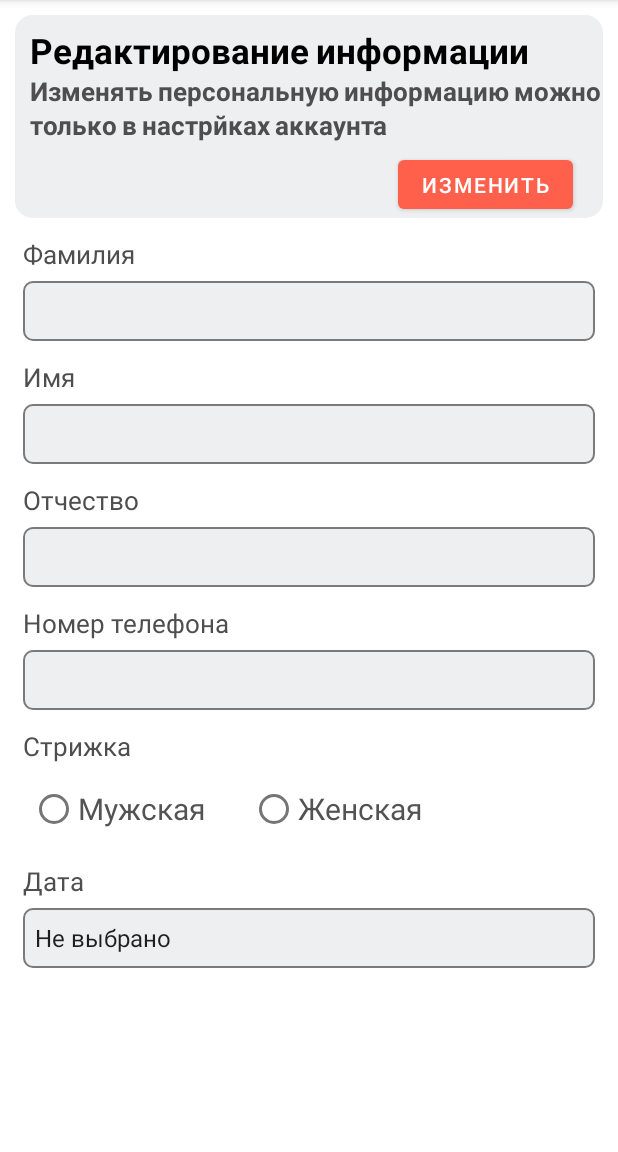
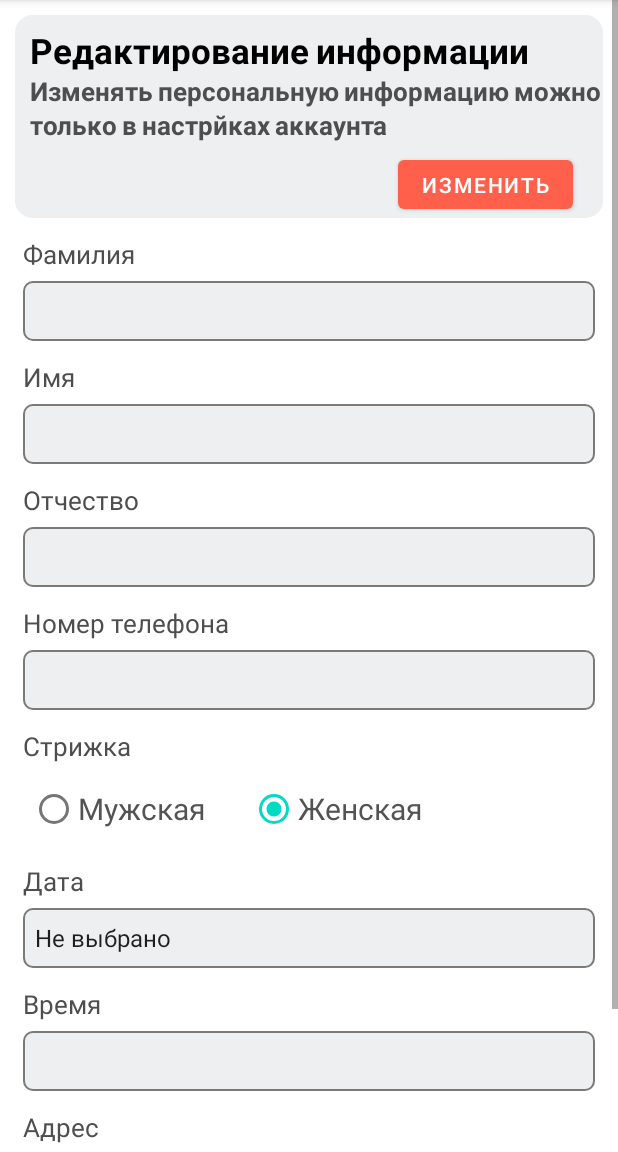
Before and after one commit to NKSnap/FREYA_PROJECT, an Android app: the HaircutActivity screen opened directly, with no data from a screen before it, on a phone screen of 412 x 824 dp, the part 84-1236 px from its top. Run offline under Robolectric (Android 15) with nearby library versions, the phone set to English and light mode, and no system bars; our stand-ins replace Firebase (no records; nobody signed in at launch, a user with empty details on screens opened directly); 5 statements that could not run were skipped.

Commit message:
Added methods for writing and reading data from Firebase
# Для удобства и скорости чтения дуступных дат и времени для записи на стрижку было введено раздельное хранение данных. Запись будет осуществляться на 5 дней вперед. Поэтому даты с доступными времена будут храниться в количестве 5 штук. В случае, если дата более не активна, она будет перезаписана в другой пункт меню базы данных (метод changeActiveToPassive)

```diff
--- /dev/null
+++ b/app/src/main/java/com/firstapplication/freya/repository/haircut/RealtimeDBRepository.java
@@ -0,0 +1,4 @@
+package com.firstapplication.freya.repository.haircut;
+
+public interface RealtimeDBRepository {
+}
--- a/app/src/main/java/com/firstapplication/freya/view/account/fragment/RecordsListFragment.java
+++ b/app/src/main/java/com/firstapplication/freya/view/account/fragment/RecordsListFragment.java
@@ -75,6 +75,7 @@ public class RecordsListFragment extends Fragment implements View.OnClickListene
     public void onClick(View v) {
         if (v.getId() == R.id.btn_make_record) {
                 Intent intent = new Intent(context, HaircutActivity.class);
+                intent.putExtra("user", userData);
                 startActivity(intent);
         }
     }
--- a/app/src/main/java/com/firstapplication/freya/view/haircut/activity/HaircutActivity.java
+++ b/app/src/main/java/com/firstapplication/freya/view/haircut/activity/HaircutActivity.java
@@ -5,6 +5,11 @@ import androidx.appcompat.app.AppCompatActivity;
 import android.os.Bundle;
 
 import com.firstapplication.freya.R;
+import com.firstapplication.freya.presenter.registration.RegistrationData;
+import com.firstapplication.freya.view.account.fragment.AccountDataFragment;
+import com.firstapplication.freya.view.account.fragment.RecordsListFragment;
+import com.firstapplication.freya.view.haircut.fragment.HaircutInformationFragment;
+import com.firstapplication.freya.view.haircut.fragment.InformationChangeFragment;
 
 public class HaircutActivity extends AppCompatActivity {
 
@@ -12,5 +17,20 @@ public class HaircutActivity extends AppCompatActivity {
     protected void onCreate(Bundle savedInstanceState) {
         super.onCreate(savedInstanceState);
         setContentView(R.layout.activity_haircut);
+
+        RegistrationData rd = (RegistrationData) getIntent().getSerializableExtra("user");
+
+        InformationChangeFragment fragment1 = new InformationChangeFragment();
+        HaircutInformationFragment fragment2 = new HaircutInformationFragment();
+
+        Bundle args = new Bundle();
+        args.putSerializable("user", rd);
+        fragment1.setArguments(args);
+        fragment2.setArguments(args);
+
+        getSupportFragmentManager().beginTransaction()
+                .add(R.id.fragment_container_change_info, fragment1).commit();
+        getSupportFragmentManager().beginTransaction()
+                .add(R.id.fragment_container_haircut_info, fragment2).commit();
     }
 }
--- a/app/src/main/java/com/firstapplication/freya/view/haircut/fragment/HaircutInformationFragment.java
+++ b/app/src/main/java/com/firstapplication/freya/view/haircut/fragment/HaircutInformationFragment.java
@@ -1,27 +1,49 @@
 package com.firstapplication.freya.view.haircut.fragment;
 
+import android.annotation.SuppressLint;
 import android.content.Context;
+import android.os.Build;
 import android.os.Bundle;
 
 import androidx.annotation.NonNull;
 import androidx.annotation.Nullable;
+import androidx.annotation.RequiresApi;
 import androidx.fragment.app.Fragment;
 
+import android.util.Log;
 import android.view.LayoutInflater;
 import android.view.View;
 import android.view.ViewGroup;
 import android.widget.ArrayAdapter;
 import android.widget.EditText;
+import android.widget.RadioButton;
 import android.widget.Spinner;
 
 import com.firstapplication.freya.R;
+import com.firstapplication.freya.presenter.haircut.DateAndTimeSaver;
+import com.firstapplication.freya.presenter.haircut.HaircutPresenter;
+import com.firstapplication.freya.presenter.registration.RegistrationData;
+
+import java.util.ArrayList;
+import java.util.Arrays;
+import java.util.Collections;
+import java.util.HashMap;
+import java.util.List;
+import java.util.Map;
+import java.util.Objects;
+import java.util.stream.Stream;
 
 
-public class HaircutInformationFragment extends Fragment {
+public class HaircutInformationFragment extends Fragment implements View.OnClickListener {
+    private final HaircutPresenter presenter = new HaircutPresenter();
+
     private Context context;
     private EditText etSurname, etName, etPatronymic, etNumber;
     private Spinner spinner;
+    private RegistrationData userData = null;
+    private RadioButton radioButton;
 
+    private HashMap<String, Boolean> time;
     String[] str = {"Не выбрано", "23.05", "24.05"};
 
     @Override
@@ -31,32 +53,76 @@ public class HaircutInformationFragment extends Fragment {
     }
 
     @Override
-    public View onCreateView(LayoutInflater inflater, ViewGroup container,
+    public View onCreateView(@NonNull LayoutInflater inflater, ViewGroup container,
                              Bundle savedInstanceState) {
+
+        Bundle args = this.getArguments();
+        if (args != null) {
+            Log.d("ERROR", "Получение данных");
+            userData = (RegistrationData) args.getSerializable("user");
+        } else {
+            Log.d("ERROR", "Ошибка передачи данных во фрагмент AccountDataFragment");
+            Objects.requireNonNull(getActivity()).finish();
+        }
+
         return inflater.inflate(R.layout.fragment_haircut_information, container, false);
     }
 
+    @SuppressLint("SetTextI18n")
     @Override
     public void onViewCreated(@NonNull View view, @Nullable Bundle savedInstanceState) {
         super.onViewCreated(view, savedInstanceState);
 
+        Runnable runnable = () -> {
+            String[] times = getResources().getStringArray(R.array.times);
+            time = new HashMap<>();
+            for (String s : times)
+                time.put(s, false);
+        };
+        Thread thread = new Thread(runnable);
+        thread.start();
+
         etSurname = view.findViewById(R.id.et_haircut_surname);
+        etSurname.setText("  " + userData.getSurname());
         etSurname.setEnabled(false);
 
         etName = view.findViewById(R.id.et_haircut_name);
+        etName.setText("  " + userData.getName());
         etName.setEnabled(false);
 
         etPatronymic = view.findViewById(R.id.et_haircut_patronymic);
+        etPatronymic.setText("  " + userData.getPatronymic());
         etPatronymic.setEnabled(false);
 
         etNumber = view.findViewById(R.id.et_haircut_number);
+        etNumber.setText("  " + userData.getNumber());
         etNumber.setEnabled(false);
+
+        setDefaultHaircutType(view);
 
         spinner = view.findViewById(R.id.spinner_date);
         ArrayAdapter<String> adapterDate = new ArrayAdapter<>(context, android.R.layout.simple_spinner_item, str);
-        // Определяем разметку для использования при выборе элемента
-        adapterDate.setDropDownViewResource(android.R.layout.simple_spinner_dropdown_item);
-        // Применяем адаптер к элементу spinner
+        adapterDate.setDropDownViewResource(android.R.layout.select_dialog_singlechoice);
         spinner.setAdapter(adapterDate);
+
+        view.findViewById(R.id.btn_book_haircut).setOnClickListener(this);
+    }
+
+    private void setDefaultHaircutType(View view) {
+        if (userData.getGender() == 0)
+            radioButton = view.findViewById(R.id.radio_btn_male_haircut);
+        else
+            radioButton = view.findViewById(R.id.radio_btn_female_haircut);
+
+        radioButton.setChecked(true);
+    }
+
+    @Override
+    public void onClick(View v) {
+        if (v.getId() == R.id.btn_book_haircut) {
+//            presenter.del(new DateAndTimeSaver("27:05:2022", time));
+//            presenter.writeToFirebase(new DateAndTimeSaver("26:05:2022", time));
+//            presenter.writeToFirebase(new DateAndTimeSaver("27:05:2022", time));
+        }
     }
 }
--- a/app/src/main/res/layout/activity_haircut.xml
+++ b/app/src/main/res/layout/activity_haircut.xml
@@ -10,7 +10,6 @@
 
         <androidx.fragment.app.FragmentContainerView
             android:id="@+id/fragment_container_change_info"
-            android:name="com.firstapplication.freya.view.haircut.fragment.InformationChangeFragment"
             android:layout_width="match_parent"
             android:layout_height="wrap_content"
             app:layout_constraintLeft_toLeftOf="parent"
@@ -19,7 +18,6 @@
 
         <androidx.fragment.app.FragmentContainerView
             android:id="@+id/fragment_container_haircut_info"
-            android:name="com.firstapplication.freya.view.haircut.fragment.HaircutInformationFragment"
             android:layout_width="match_parent"
             android:layout_height="wrap_content"
             app:layout_constraintLeft_toLeftOf="parent"
--- a/app/src/main/res/layout/fragment_haircut_information.xml
+++ b/app/src/main/res/layout/fragment_haircut_information.xml
@@ -1,5 +1,4 @@
 <?xml version="1.0" encoding="utf-8"?>
-
 <FrameLayout xmlns:android="http://schemas.android.com/apk/res/android"
     xmlns:tools="http://schemas.android.com/tools"
     android:layout_width="match_parent"
@@ -8,7 +7,7 @@
 
     <LinearLayout
         android:layout_width="match_parent"
-        android:layout_height="wrap_content"
+        android:layout_height="731dp"
         android:orientation="vertical">
 
         <TextView
@@ -92,7 +91,7 @@
             android:orientation="horizontal">
 
             <RadioButton
-                android:id="@+id/radio_btn_male_hair"
+                android:id="@+id/radio_btn_male_haircut"
                 android:layout_width="wrap_content"
                 android:layout_height="wrap_content"
                 android:layout_marginStart="20dp"
@@ -101,7 +100,7 @@
                 android:textSize="20sp" />
 
             <RadioButton
-                android:id="@+id/radio_btn_female_female"
+                android:id="@+id/radio_btn_female_haircut"
                 android:layout_width="wrap_content"
                 android:layout_height="wrap_content"
                 android:layout_marginStart="30dp"
@@ -128,5 +127,50 @@
             android:layout_marginEnd="15dp"
             android:background="@drawable/round_angles_gray6" />
 
+        <TextView
+            android:layout_width="wrap_content"
+            android:layout_height="wrap_content"
+            android:layout_marginStart="15dp"
+            android:layout_marginTop="12dp"
+            android:text="@string/time"
+            android:textColor="@color/dark_gray"
+            android:textSize="17sp" />
+
+        <Spinner
+            android:id="@+id/spinner_time"
+            android:layout_width="match_parent"
+            android:layout_height="40dp"
+            android:layout_marginStart="15dp"
+            android:layout_marginTop="6dp"
+            android:layout_marginEnd="15dp"
+            android:background="@drawable/round_angles_gray6" />
+
+        <TextView
+            android:layout_width="wrap_content"
+            android:layout_height="wrap_content"
+            android:layout_marginStart="15dp"
+            android:layout_marginTop="12dp"
+            android:text="@string/address"
+            android:textColor="@color/dark_gray"
+            android:textSize="17sp" />
+
+        <Spinner
+            android:id="@+id/spinner_address"
+            android:layout_width="match_parent"
+            android:layout_height="40dp"
+            android:layout_marginStart="15dp"
+            android:layout_marginTop="6dp"
+            android:layout_marginEnd="15dp"
+            android:background="@drawable/round_angles_gray6" />
+
+        <Button
+            android:id="@+id/btn_book_haircut"
+            android:layout_width="match_parent"
+            android:layout_height="wrap_content"
+            android:layout_marginStart="15dp"
+            android:layout_marginTop="12dp"
+            android:layout_marginEnd="15dp"
+            android:text="@string/text_make_note" />
+
     </LinearLayout>
 </FrameLayout>
--- a/app/src/main/res/values/strings.xml
+++ b/app/src/main/res/values/strings.xml
@@ -47,5 +47,26 @@
     <string name="haircut_female">Женская</string>
     <string name="date">Дата</string>
     <string name="time">Время</string>
+    <string name="address">Адрес</string>
+
+    <string-array name="times">
+        <item>9:30</item>
+        <item>10:00</item>
+        <item>10:30</item>
+        <item>11:00</item>
+        <item>11:30</item>
+        <item>12:00</item>
+        <item>12:30</item>
+        <item>13:00</item>
+        <item>13:30</item>
+        <item>14:00</item>
+        <item>14:30</item>
+        <item>15:00</item>
+        <item>15:30</item>
+        <item>16:00</item>
+        <item>16:30</item>
+        <item>17:00</item>
+        <item>17:30</item>
+    </string-array>
 
 </resources>
```
Also changed, not shown: app/build.gradle (+5 -5 lines), app/src/main/java/com/firstapplication/freya/presenter/haircut/DateAndTimeSaver.java (added, +34 -0 lines), app/src/main/java/com/firstapplication/freya/presenter/haircut/HaircutPresenter.java (+15 -0 lines), app/src/main/java/com/firstapplication/freya/repository/haircut/RealtimeDBRepositoryImpl.java (added, +83 -0 lines).
